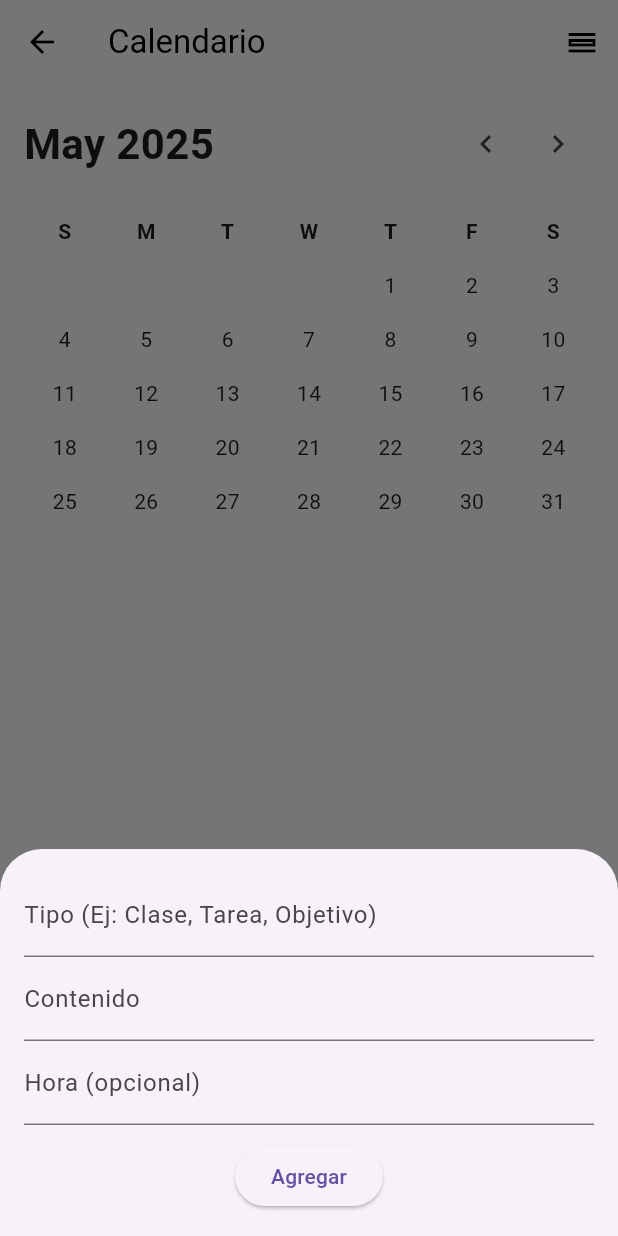
After one commit to Santyy08/estudia, a Flutter app: the PantallaCalendario screen opened directly, after a tap on the "chevron left" icon, after a tap on the "chevron right" icon, after a tap on the "add" icon, on a phone screen of 412 x 824 dp. The commit adds this screen. Run offline on Flutter 3.47's test engine with Material 3 defaults, Android fonts, the phone set to English and light mode, and no system bars; Roboto replaces fonts that are missing (Montserrat).

Commit message:
version 1

```diff
--- a/lib/main.dart
+++ b/lib/main.dart
@@ -13,10 +13,7 @@ class EstudIAApp extends StatelessWidget {
     return MaterialApp(
       debugShowCheckedModeBanner: false,
       title: 'EstudIA',
-      theme: ThemeData(
-        fontFamily: 'Montserrat',
-        useMaterial3: true, // Opcional, si estás usando Material 3
-      ),
+      theme: ThemeData(fontFamily: 'Montserrat', useMaterial3: true),
       home: const PantallaInicio(),
     );
   }
--- a/lib/pantallas/pantalla_asistente_ia.dart
+++ b/lib/pantallas/pantalla_asistente_ia.dart
@@ -7,7 +7,9 @@ class PantallaAsistenteIA extends StatelessWidget {
   Widget build(BuildContext context) {
     return Scaffold(
       appBar: AppBar(title: const Text('Asistente IA')),
-      body: const Center(child: Text('Interfaz del asistente de inteligencia artificial')),
+      body: const Center(
+        child: Text('Interfaz del asistente de inteligencia artificial'),
+      ),
     );
   }
 }
--- /dev/null
+++ b/lib/pantallas/pantalla_calendario.dart
@@ -0,0 +1,340 @@
+import 'package:flutter/material.dart';
+import 'package:intl/intl.dart' show DateFormat, toBeginningOfSentenceCase;
+
+class PantallaCalendario extends StatefulWidget {
+  const PantallaCalendario({super.key});
+
+  @override
+  State<PantallaCalendario> createState() => _PantallaCalendarioState();
+}
+
+class _PantallaCalendarioState extends State<PantallaCalendario> {
+  DateTime _focusedMonth = DateTime.now();
+  DateTime? _selectedDate;
+  final Map<DateTime, List<Map<String, dynamic>>> _tareas = {};
+
+  @override
+  Widget build(BuildContext context) {
+    final month = DateFormat('MMMM').format(_focusedMonth);
+    final year = _focusedMonth.year;
+
+    final tareasDelDia = _tareas[_selectedDate] ?? [];
+
+    return Scaffold(
+      backgroundColor: Colors.white,
+      appBar: AppBar(
+        title: const Text('Calendario'),
+        backgroundColor: Colors.white,
+        elevation: 0,
+        foregroundColor: Colors.black,
+        actions: [
+          IconButton(
+            icon: const Icon(Icons.calendar_view_day_outlined),
+            onPressed: () {
+              // Aquí podrías navegar al cronograma diario
+              showDialog(
+                context: context,
+                builder:
+                    (_) => AlertDialog(
+                      title: const Text("Cronograma del día"),
+                      content: Text(
+                        "Mostrando cronograma para: ${_selectedDate != null ? DateFormat('dd MMMM yyyy').format(_selectedDate!) : 'ningún día'}",
+                      ),
+                      actions: [
+                        TextButton(
+                          onPressed: () => Navigator.pop(context),
+                          child: const Text("Cerrar"),
+                        ),
+                      ],
+                    ),
+              );
+            },
+          ),
+        ],
+      ),
+      body: SafeArea(
+        child: Padding(
+          padding: const EdgeInsets.all(16.0),
+          child: Column(
+            crossAxisAlignment: CrossAxisAlignment.start,
+            children: [
+              Row(
+                mainAxisAlignment: MainAxisAlignment.spaceBetween,
+                children: [
+                  Text(
+                    '${toBeginningOfSentenceCase(month)} $year',
+                    style: const TextStyle(
+                      fontSize: 28,
+                      fontWeight: FontWeight.bold,
+                    ),
+                  ),
+                  Row(
+                    children: [
+                      IconButton(
+                        icon: const Icon(Icons.chevron_left),
+                        onPressed: () {
+                          setState(() {
+                            int newMonth = _focusedMonth.month - 1;
+                            int newYear = _focusedMonth.year;
+                            if (newMonth < 1) {
+                              newMonth = 12;
+                              newYear -= 1;
+                            }
+                            _focusedMonth = DateTime(newYear, newMonth);
+                          });
+                        },
+                      ),
+                      IconButton(
+                        icon: const Icon(Icons.chevron_right),
+                        onPressed: () {
+                          setState(() {
+                            int newMonth = _focusedMonth.month + 1;
+                            int newYear = _focusedMonth.year;
+                            if (newMonth > 12) {
+                              newMonth = 1;
+                              newYear += 1;
+                            }
+                            _focusedMonth = DateTime(newYear, newMonth);
+                          });
+                        },
+                      ),
+                    ],
+                  ),
+                ],
+              ),
+              const SizedBox(height: 16),
+              _buildCalendar(),
+              const SizedBox(height: 32),
+              if (_selectedDate != null && tareasDelDia.isNotEmpty)
+                ...tareasDelDia.map(
+                  (tarea) => _buildCard(
+                    tarea['tipo'],
+                    tarea['contenido'],
+                    tarea['icono'],
+                    tarea['color'],
+                    hora: tarea['hora'],
+                  ),
+                ),
+              if (_selectedDate != null && tareasDelDia.isEmpty)
+                const Text("No hay tareas para este día."),
+            ],
+          ),
+        ),
+      ),
+      floatingActionButton: FloatingActionButton(
+        onPressed: () => _mostrarDialogoTarea(context),
+        backgroundColor: Colors.teal[200],
+        child: const Icon(Icons.add, color: Colors.white),
+      ),
+    );
+  }
+
+  Widget _buildCalendar() {
+    final firstDayOfMonth = DateTime(
+      _focusedMonth.year,
+      _focusedMonth.month,
+      1,
+    );
+    final daysInMonth = DateUtils.getDaysInMonth(
+      _focusedMonth.year,
+      _focusedMonth.month,
+    );
+    final firstWeekday = firstDayOfMonth.weekday % 7;
+    List<TableRow> rows = [];
+
+    rows.add(
+      TableRow(
+        children:
+            ['S', 'M', 'T', 'W', 'T', 'F', 'S']
+                .map(
+                  (day) => Center(
+                    child: Padding(
+                      padding: const EdgeInsets.symmetric(vertical: 8.0),
+                      child: Text(
+                        day,
+                        style: const TextStyle(fontWeight: FontWeight.bold),
+                      ),
+                    ),
+                  ),
+                )
+                .toList(),
+      ),
+    );
+
+    int day = 1 - firstWeekday;
+    for (int i = 0; i < 6; i++) {
+      List<Widget> week = [];
+      for (int j = 0; j < 7; j++) {
+        if (day > 0 && day <= daysInMonth) {
+          DateTime currentDay = DateTime(
+            _focusedMonth.year,
+            _focusedMonth.month,
+            day,
+          );
+          week.add(
+            GestureDetector(
+              onTap: () {
+                setState(() {
+                  _selectedDate = currentDay;
+                });
+              },
+              child: Container(
+                decoration:
+                    _selectedDate?.day == day &&
+                            _selectedDate?.month == _focusedMonth.month &&
+                            _selectedDate?.year == _focusedMonth.year
+                        ? BoxDecoration(
+                          color: Colors.teal[100],
+                          shape: BoxShape.circle,
+                        )
+                        : null,
+                alignment: Alignment.center,
+                height: 36,
+                child: Text('$day'),
+              ),
+            ),
+          );
+        } else {
+          week.add(const SizedBox(height: 36));
+        }
+        day++;
+      }
+      rows.add(TableRow(children: week));
+      if (day > daysInMonth) break;
+    }
+
+    return Table(children: rows);
+  }
+
+  Widget _buildCard(
+    String title,
+    String content,
+    IconData icon,
+    Color color, {
+    String? hora,
+  }) {
+    return Container(
+      margin: const EdgeInsets.only(bottom: 16),
+      padding: const EdgeInsets.all(16),
+      decoration: BoxDecoration(
+        color: Colors.white,
+        borderRadius: BorderRadius.circular(20),
+        boxShadow: const [
+          BoxShadow(
+            color: Colors.black12,
+            blurRadius: 10,
+            offset: Offset(0, 4),
+          ),
+        ],
+      ),
+      child: Row(
+        mainAxisAlignment: MainAxisAlignment.spaceBetween,
+        children: [
+          Row(
+            children: [
+              Icon(icon, color: color, size: 20),
+              const SizedBox(width: 8),
+              Column(
+                crossAxisAlignment: CrossAxisAlignment.start,
+                children: [
+                  Text(
+                    title,
+                    style: const TextStyle(
+                      fontWeight: FontWeight.bold,
+                      fontSize: 16,
+                    ),
+                  ),
+                  const SizedBox(height: 4),
+                  Text(
+                    content,
+                    style: const TextStyle(fontSize: 14),
+                    overflow: TextOverflow.ellipsis,
+                  ),
+                ],
+              ),
+            ],
+          ),
+          if (hora != null)
+            Text(
+              hora,
+              style: TextStyle(color: Colors.grey.shade700, fontSize: 14),
+            ),
+        ],
+      ),
+    );
+  }
+
+  void _mostrarDialogoTarea(BuildContext context) {
+    final tipoController = TextEditingController();
+    final contenidoController = TextEditingController();
+    final horaController = TextEditingController();
+
+    showModalBottomSheet(
+      context: context,
+      isScrollControlled: true,
+      builder: (context) {
+        return Padding(
+          padding: EdgeInsets.only(
+            bottom: MediaQuery.of(context).viewInsets.bottom,
+          ),
+          child: Padding(
+            padding: const EdgeInsets.all(16.0),
+            child: Column(
+              mainAxisSize: MainAxisSize.min,
+              children: [
+                TextField(
+                  controller: tipoController,
+                  decoration: const InputDecoration(
+                    labelText: 'Tipo (Ej: Clase, Tarea, Objetivo)',
+                  ),
+                ),
+                TextField(
+                  controller: contenidoController,
+                  decoration: const InputDecoration(labelText: 'Contenido'),
+                ),
+                TextField(
+                  controller: horaController,
+                  decoration: const InputDecoration(
+                    labelText: 'Hora (opcional)',
+                  ),
+                ),
+                const SizedBox(height: 10),
+                ElevatedButton(
+                  onPressed: () {
+                    final tipo = tipoController.text.trim();
+                    final contenido = contenidoController.text.trim();
+                    final hora = horaController.text.trim();
+                    if (tipo.isNotEmpty &&
+                        contenido.isNotEmpty &&
+                        _selectedDate != null) {
+                      final tarea = {
+                        'tipo': tipo,
+                        'contenido': contenido,
+                        'hora': hora.isNotEmpty ? hora : null,
+                        'icono': Icons.circle,
+                        'color':
+                            tipo.toLowerCase() == 'tarea'
+                                ? Colors.teal
+                                : tipo.toLowerCase() == 'objetivo'
+                                ? Colors.green
+                                : Colors.grey,
+                      };
+                      setState(() {
+                        _tareas[_selectedDate!] = [
+                          ...?_tareas[_selectedDate],
+                          tarea,
+                        ];
+                      });
+                      Navigator.pop(context);
+                    }
+                  },
+                  child: const Text('Agregar'),
+                ),
+              ],
+            ),
+          ),
+        );
+      },
+    );
+  }
+}
--- a/lib/pantallas/pantalla_inicio.dart
+++ b/lib/pantallas/pantalla_inicio.dart
@@ -3,6 +3,7 @@ import 'pantalla_plan_estudio.dart';
 import 'pantalla_asistente_ia.dart';
 import 'pantalla_objetivos.dart';
 import 'pantalla_tecnicas.dart';
+import 'pantalla_calendario.dart';
 
 class PantallaInicio extends StatelessWidget {
   const PantallaInicio({super.key});
@@ -28,13 +29,19 @@ class PantallaInicio extends StatelessWidget {
               const SizedBox(height: 8),
               const Text(
                 'Bienvenido a EstudIA 📚',
-                style: TextStyle(
-                  fontSize: 18,
-                  color: Colors.black54,
-                ),
+                style: TextStyle(fontSize: 18, color: Colors.black54),
               ),
               const SizedBox(height: 24),
-              Container(
+              GestureDetector(
+                onTap: () {
+                  Navigator.push(
+                    context,
+                    MaterialPageRoute(
+                      builder: (_) => const PantallaCalendario(),
+                    ),
+                  );
+                },
+                child: Container(
                   padding: const EdgeInsets.all(16),
                   decoration: BoxDecoration(
                     color: const Color(0xFFDDE7FB),
@@ -42,14 +49,21 @@ class PantallaInicio extends StatelessWidget {
                   ),
                   child: Row(
                     children: [
-                    const Icon(Icons.calendar_today, size: 32, color: Color(0xFF4C63B6)),
+                      const Icon(
+                        Icons.calendar_today,
+                        size: 32,
+                        color: Color(0xFF4C63B6),
+                      ),
                       const SizedBox(width: 16),
                       Column(
                         crossAxisAlignment: CrossAxisAlignment.start,
                         children: const [
                           Text(
                             'Hoy es Martes, 12 de abril',
-                          style: TextStyle(fontSize: 16, fontWeight: FontWeight.bold),
+                            style: TextStyle(
+                              fontSize: 16,
+                              fontWeight: FontWeight.bold,
+                            ),
                           ),
                           SizedBox(height: 4),
                           Text('Estudias: 3 materias'),
@@ -57,6 +71,7 @@ class PantallaInicio extends StatelessWidget {
                         ],
                       ),
                     ],
+                  ),
                 ),
               ),
               const SizedBox(height: 24),
@@ -114,7 +129,7 @@ class PantallaInicio extends StatelessWidget {
                     style: TextStyle(fontSize: 16),
                   ),
                 ),
-              )
+              ),
             ],
           ),
         ),
@@ -122,17 +137,17 @@ class PantallaInicio extends StatelessWidget {
     );
   }
 
-  Widget _buildOpcion(BuildContext context, {
+  Widget _buildOpcion(
+    BuildContext context, {
     required IconData icon,
     required Color color,
     required String label,
     required Widget page,
   }) {
     return GestureDetector(
-      onTap: () => Navigator.push(
-        context,
-        MaterialPageRoute(builder: (_) => page),
-      ),
+      onTap:
+          () =>
+              Navigator.push(context, MaterialPageRoute(builder: (_) => page)),
       child: AnimatedContainer(
         duration: const Duration(milliseconds: 200),
         decoration: BoxDecoration(
--- a/lib/pantallas/pantalla_tecnicas.dart
+++ b/lib/pantallas/pantalla_tecnicas.dart
@@ -7,7 +7,9 @@ class PantallaTecnicasEstudio extends StatelessWidget {
   Widget build(BuildContext context) {
     return Scaffold(
       appBar: AppBar(title: const Text('Técnicas de Estudio')),
-      body: const Center(child: Text('Métodos y técnicas de estudio recomendadas')),
+      body: const Center(
+        child: Text('Métodos y técnicas de estudio recomendadas'),
+      ),
     );
   }
 }
--- a/pubspec.yaml
+++ b/pubspec.yaml
@@ -30,6 +30,7 @@ environment:
 dependencies:
   flutter:
     sdk: flutter
+  intl: ^0.18.1
 
   # The following adds the Cupertino Icons font to your application.
   # Use with the CupertinoIcons class for iOS style icons.
```
Also changed, not shown: pubspec.lock. Lines whose indentation alone changed are shown as unchanged.
